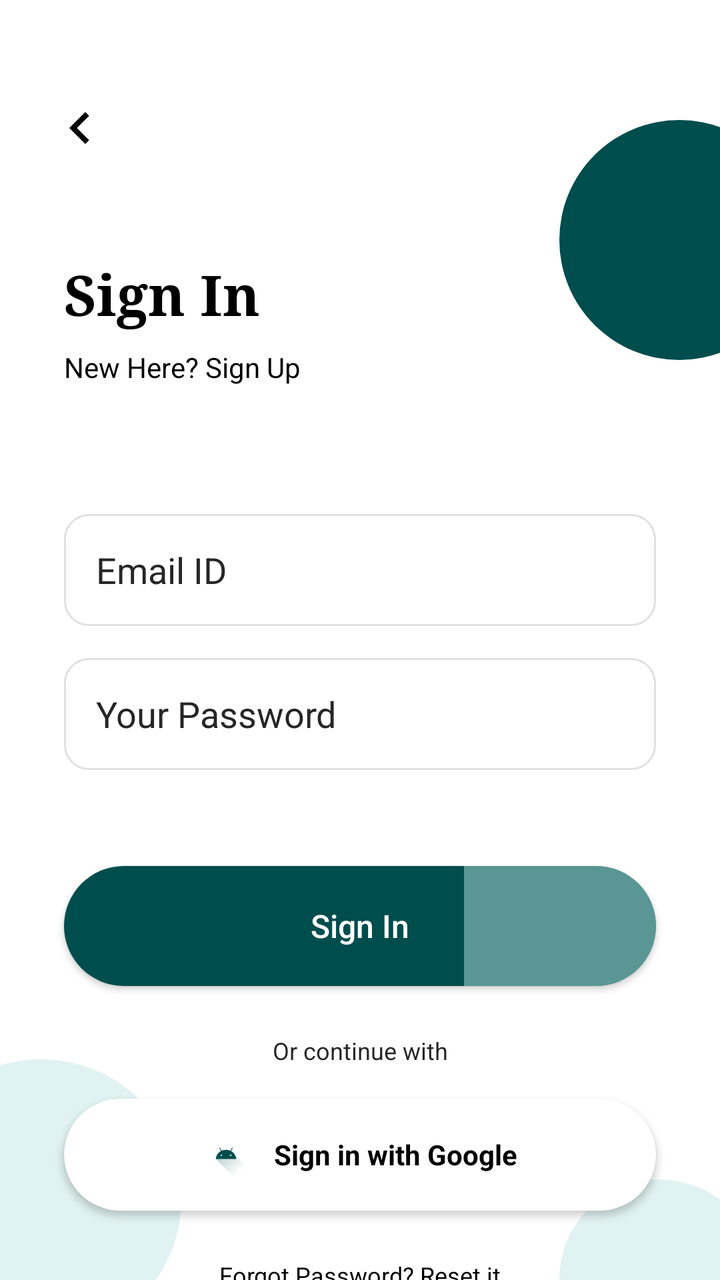
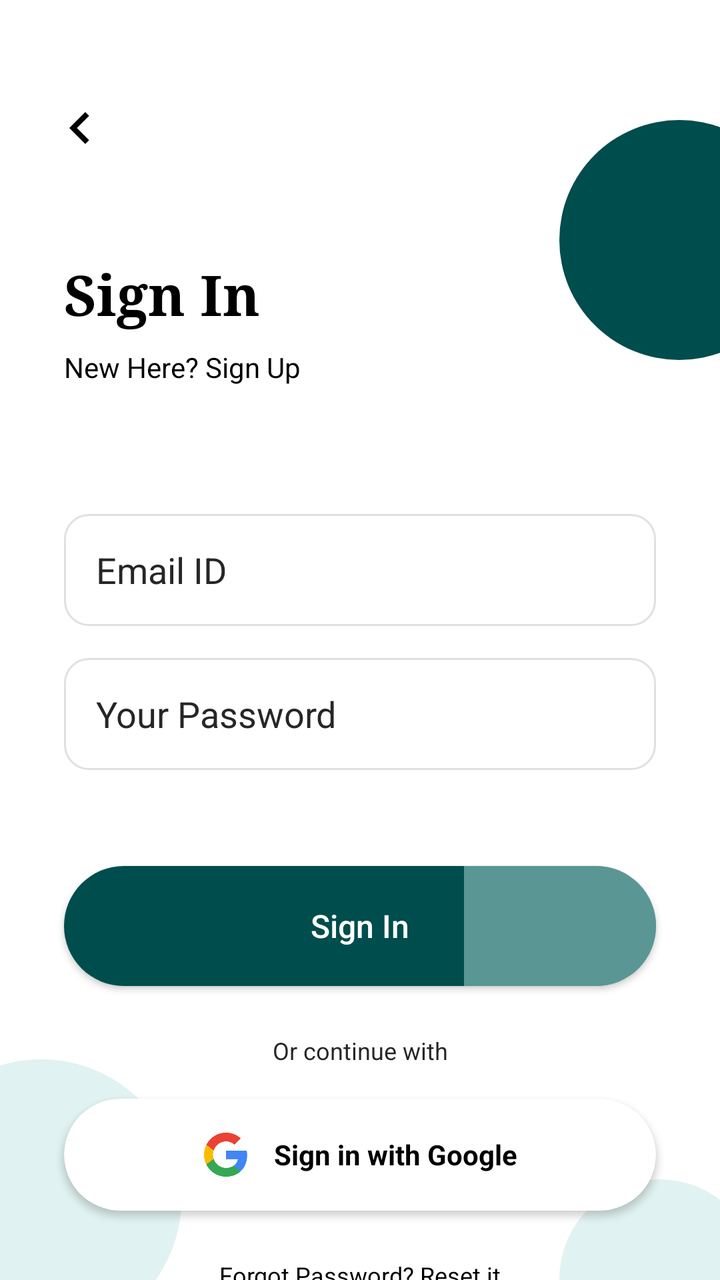

Screens rendered from an Android XML layout before and after an edit, with the pre-edit source and the edit as a unified diff.
<!-- AndroidManifest.xml: application theme Theme.SmartHome -->
<!-- res/layout/activity_sign_in.xml -->
<?xml version="1.0" encoding="utf-8"?>

<androidx.constraintlayout.widget.ConstraintLayout xmlns:android="http://schemas.android.com/apk/res/android"
    xmlns:app="http://schemas.android.com/apk/res-auto"
    android:layout_width="match_parent"
    android:layout_height="match_parent"
    android:background="@color/white"
    android:clipChildren="false">

    
    <View
        android:layout_width="120dp"
        android:layout_height="120dp"
        android:layout_marginEnd="-40dp"
        android:layout_marginTop="60dp"
        android:background="@drawable/blob_dark_teal"
        app:layout_constraintEnd_toEndOf="parent"
        app:layout_constraintTop_toTopOf="parent" />

    <View
        android:layout_width="140dp"
        android:layout_height="140dp"
        android:layout_marginStart="-50dp"
        android:layout_marginBottom="-30dp"
        android:background="@drawable/blob_top_left"
        app:layout_constraintBottom_toBottomOf="parent"
        app:layout_constraintStart_toStartOf="parent" />

    <View
        android:layout_width="100dp"
        android:layout_height="100dp"
        android:layout_marginEnd="-20dp"
        android:layout_marginBottom="-50dp"
        android:background="@drawable/blob_top_left"
        app:layout_constraintBottom_toBottomOf="parent"
        app:layout_constraintEnd_toEndOf="parent" />

    
    <ImageView
        android:id="@+id/iv_back"
        android:layout_width="32dp"
        android:layout_height="32dp"
        android:layout_marginStart="24dp"
        android:layout_marginTop="48dp"
        android:src="@drawable/ic_arrow_back"
        app:layout_constraintStart_toStartOf="parent"
        app:layout_constraintTop_toTopOf="parent"
        app:tint="@color/black" />

    <TextView
        android:id="@+id/tv_sign_in_title"
        android:layout_width="wrap_content"
        android:layout_height="wrap_content"
        android:layout_marginStart="32dp"
        android:layout_marginTop="48dp"
        android:fontFamily="serif"
        android:text="Sign In"
        android:textColor="@color/black"
        android:textSize="28sp"
        android:textStyle="bold"
        app:layout_constraintStart_toStartOf="parent"
        app:layout_constraintTop_toBottomOf="@id/iv_back" />

    <TextView
        android:id="@+id/tv_sign_up_link"
        android:layout_width="wrap_content"
        android:layout_height="wrap_content"
        android:layout_marginStart="32dp"
        android:layout_marginTop="8dp"
        android:text="New Here? Sign Up"
        android:textColor="@color/black"
        android:textSize="14sp"
        app:layout_constraintStart_toStartOf="parent"
        app:layout_constraintTop_toBottomOf="@id/tv_sign_in_title" />

    <EditText
        android:id="@+id/et_email"
        android:layout_width="match_parent"
        android:layout_height="56dp"
        android:layout_marginHorizontal="32dp"
        android:layout_marginTop="64dp"
        android:background="@drawable/bg_edittext"
        android:hint="Email ID"
        android:inputType="textEmailAddress"
        android:paddingHorizontal="16dp"
        android:textColorHint="@color/gray_text"
        app:layout_constraintTop_toBottomOf="@+id/tv_sign_up_link" />

    <EditText
        android:id="@+id/et_password"
        android:layout_width="match_parent"
        android:layout_height="56dp"
        android:layout_marginHorizontal="32dp"
        android:layout_marginTop="16dp"
        android:background="@drawable/bg_edittext"
        android:hint="Your Password"
        android:inputType="textPassword"
        android:paddingHorizontal="16dp"
        android:textColorHint="@color/gray_text"
        app:layout_constraintTop_toBottomOf="@+id/et_email" />

    <androidx.appcompat.widget.AppCompatButton
        android:id="@+id/btn_sign_in"
        android:layout_width="match_parent"
        android:layout_height="60dp"
        android:layout_marginHorizontal="32dp"
        android:layout_marginTop="48dp"
        android:background="@drawable/bg_pill_button"
        android:text="Sign In"
        android:textAllCaps="false"
        android:textColor="@color/white"
        android:textSize="16sp"
        app:layout_constraintTop_toBottomOf="@+id/et_password" />

    <TextView
        android:id="@+id/tv_social_text"
        android:layout_width="wrap_content"
        android:layout_height="wrap_content"
        android:layout_marginTop="24dp"
        android:text="Or continue with"
        android:textColor="@color/gray_text"
        android:textSize="12sp"
        app:layout_constraintEnd_toEndOf="parent"
        app:layout_constraintStart_toStartOf="parent"
        app:layout_constraintTop_toBottomOf="@+id/btn_sign_in" />

    
    <androidx.cardview.widget.CardView
        android:id="@+id/btn_google_signin"
        android:layout_width="match_parent"
        android:layout_height="56dp"
        android:layout_marginHorizontal="32dp"
        android:layout_marginTop="16dp"
        app:cardCornerRadius="28dp"
        app:cardElevation="2dp"
        android:clickable="true"
        android:focusable="true"
        android:foreground="?attr/selectableItemBackground"
        app:layout_constraintTop_toBottomOf="@id/tv_social_text">

        <LinearLayout
            android:layout_width="wrap_content"
            android:layout_height="match_parent"
            android:layout_gravity="center"
            android:gravity="center"
            android:orientation="horizontal">

            <ImageView
                android:layout_width="24dp"
                android:layout_height="24dp"
                android:src="@drawable/ic_launcher_foreground"
                app:tint="@color/primary_teal" />

            <TextView
                android:layout_width="wrap_content"
                android:layout_height="wrap_content"
                android:layout_marginStart="12dp"
                android:text="Sign in with Google"
                android:textColor="@color/black"
                android:textStyle="bold"
                android:textSize="14sp" />
        </LinearLayout>
    </androidx.cardview.widget.CardView>

    <TextView
        android:id="@+id/tv_forgot_password"
        android:layout_width="wrap_content"
        android:layout_height="wrap_content"
        android:layout_marginTop="24dp"
        android:text="Forgot Password? Reset it"
        android:textColor="@color/black"
        android:textSize="12sp"
        app:layout_constraintEnd_toEndOf="parent"
        app:layout_constraintStart_toStartOf="parent"
        app:layout_constraintTop_toBottomOf="@+id/btn_google_signin" />

</androidx.constraintlayout.widget.ConstraintLayout>
<!-- resources referenced by this layout -->
<resources>
  <color name="black">#000000</color>
  <color name="gray_text">#262626</color>
  <color name="primary_teal">#004D4D</color>
  <color name="white">#FFFFFF</color>
  <!-- drawable bg_edittext (drawable) -->
  <?xml version="1.0" encoding="utf-8"?>
  
  <shape xmlns:android="http://schemas.android.com/apk/res/android">
      <stroke android:width="1dp" android:color="@color/light_gray" />
      <corners android:radius="12dp" />
      <solid android:color="@color/white" />
  </shape>
  <!-- drawable blob_dark_teal (drawable) -->
  <?xml version="1.0" encoding="utf-8"?>
  
  <shape xmlns:android="http://schemas.android.com/apk/res/android"
      android:shape="oval">
      <solid android:color="#004D4D" />
  </shape>
  <!-- drawable blob_top_left (drawable) -->
  <?xml version="1.0" encoding="utf-8"?>
  
  <shape xmlns:android="http://schemas.android.com/apk/res/android"
      android:shape="oval">
      <solid android:color="#E0F2F1" />
  </shape>
  <!-- drawable ic_arrow_back (drawable) -->
  <vector xmlns:android="http://schemas.android.com/apk/res/android"
      android:width="24dp"
      android:height="24dp"
      android:viewportWidth="24"
      android:viewportHeight="24">
    <path
        android:pathData="M15.41,16.59L10.83,12L15.41,7.41L14,6L8,12L14,18L15.41,16.59Z"
        android:fillColor="#000000"/>
  </vector>
  <!-- drawable ic_launcher_foreground (drawable) -->
  <vector xmlns:android="http://schemas.android.com/apk/res/android"
      xmlns:aapt="http://schemas.android.com/aapt"
      android:width="108dp"
      android:height="108dp"
      android:viewportWidth="108"
      android:viewportHeight="108">
      <path android:pathData="M31,63.928c0,0 6.4,-11 12.1,-13.1c7.2,-2.6 26,-1.4 26,-1.4l38.1,38.1L107,108.928l-32,-1L31,63.928z">
          <aapt:attr name="android:fillColor">
              <gradient
                  android:endX="85.84757"
                  android:endY="92.4963"
                  android:startX="42.9492"
                  android:startY="49.59793"
                  android:type="linear">
                  <item
                      android:color="#44000000"
                      android:offset="0.0" />
                  <item
                      android:color="#00000000"
                      android:offset="1.0" />
              </gradient>
          </aapt:attr>
      </path>
      <path
          android:fillColor="#FFFFFF"
          android:fillType="nonZero"
          android:pathData="M65.3,45.828l3.8,-6.6c0.2,-0.4 0.1,-0.9 -0.3,-1.1c-0.4,-0.2 -0.9,-0.1 -1.1,0.3l-3.9,6.7c-6.3,-2.8 -13.4,-2.8 -19.7,0l-3.9,-6.7c-0.2,-0.4 -0.7,-0.5 -1.1,-0.3C38.8,38.328 38.7,38.828 38.9,39.228l3.8,6.6C36.2,49.428 31.7,56.028 31,63.928h46C76.3,56.028 71.8,49.428 65.3,45.828zM43.4,57.328c-0.8,0 -1.5,-0.5 -1.8,-1.2c-0.3,-0.7 -0.1,-1.5 0.4,-2.1c0.5,-0.5 1.4,-0.7 2.1,-0.4c0.7,0.3 1.2,1 1.2,1.8C45.3,56.528 44.5,57.328 43.4,57.328L43.4,57.328zM64.6,57.328c-0.8,0 -1.5,-0.5 -1.8,-1.2s-0.1,-1.5 0.4,-2.1c0.5,-0.5 1.4,-0.7 2.1,-0.4c0.7,0.3 1.2,1 1.2,1.8C66.5,56.528 65.6,57.328 64.6,57.328L64.6,57.328z"
          android:strokeWidth="1"
          android:strokeColor="#00000000" />
  </vector>
  <style name="Theme.SmartHome" parent="Base.Theme.SmartHome" />
  <color name="light_gray">#E0E0E0</color>
  <style name="Base.Theme.SmartHome" parent="Theme.MaterialComponents.Light.NoActionBar">
          
          <item name="android:colorBackground">@color/background_light</item>
          <item name="android:windowLightStatusBar">true</item>
          <item name="android:statusBarColor">@color/white</item>
      </style>
  <color name="background_light">#F5F7F7</color>
  <!-- unchanged entries left out for length: 1 -->
</resources>

<!-- the commit's change to res/layout/activity_sign_in.xml (unified diff, before → after) -->
@@ -148,8 +148,8 @@
             <ImageView
                 android:layout_width="24dp"
                 android:layout_height="24dp"
-                android:src="@drawable/ic_launcher_foreground"
-                app:tint="@color/primary_teal" />
+                android:src="@drawable/google"/>
+
 
             <TextView
                 android:layout_width="wrap_content"
<!-- resource entries referenced after the edit -->
@@ -2,7 +2,6 @@
 <resources>
   <color name="black">#000000</color>
   <color name="gray_text">#262626</color>
-  <color name="primary_teal">#004D4D</color>
   <color name="white">#FFFFFF</color>
   <!-- drawable bg_edittext (drawable) -->
   <?xml version="1.0" encoding="utf-8"?>
@@ -26,6 +25,7 @@
       android:shape="oval">
       <solid android:color="#E0F2F1" />
   </shape>
+  <!-- drawable google: png bitmap (drawable, 3299 bytes) -->
   <!-- drawable ic_arrow_back (drawable) -->
   <vector xmlns:android="http://schemas.android.com/apk/res/android"
       android:width="24dp"
@@ -35,37 +35,6 @@
     <path
         android:pathData="M15.41,16.59L10.83,12L15.41,7.41L14,6L8,12L14,18L15.41,16.59Z"
         android:fillColor="#000000"/>
-  </vector>
-  <!-- drawable ic_launcher_foreground (drawable) -->
-  <vector xmlns:android="http://schemas.android.com/apk/res/android"
-      xmlns:aapt="http://schemas.android.com/aapt"
-      android:width="108dp"
-      android:height="108dp"
-      android:viewportWidth="108"
-      android:viewportHeight="108">
-      <path android:pathData="M31,63.928c0,0 6.4,-11 12.1,-13.1c7.2,-2.6 26,-1.4 26,-1.4l38.1,38.1L107,108.928l-32,-1L31,63.928z">
-          <aapt:attr name="android:fillColor">
-              <gradient
-                  android:endX="85.84757"
-                  android:endY="92.4963"
-                  android:startX="42.9492"
-                  android:startY="49.59793"
-                  android:type="linear">
-                  <item
-                      android:color="#44000000"
-                      android:offset="0.0" />
-                  <item
-                      android:color="#00000000"
-                      android:offset="1.0" />
-              </gradient>
-          </aapt:attr>
-      </path>
-      <path
-          android:fillColor="#FFFFFF"
-          android:fillType="nonZero"
-          android:pathData="M65.3,45.828l3.8,-6.6c0.2,-0.4 0.1,-0.9 -0.3,-1.1c-0.4,-0.2 -0.9,-0.1 -1.1,0.3l-3.9,6.7c-6.3,-2.8 -13.4,-2.8 -19.7,0l-3.9,-6.7c-0.2,-0.4 -0.7,-0.5 -1.1,-0.3C38.8,38.328 38.7,38.828 38.9,39.228l3.8,6.6C36.2,49.428 31.7,56.028 31,63.928h46C76.3,56.028 71.8,49.428 65.3,45.828zM43.4,57.328c-0.8,0 -1.5,-0.5 -1.8,-1.2c-0.3,-0.7 -0.1,-1.5 0.4,-2.1c0.5,-0.5 1.4,-0.7 2.1,-0.4c0.7,0.3 1.2,1 1.2,1.8C45.3,56.528 44.5,57.328 43.4,57.328L43.4,57.328zM64.6,57.328c-0.8,0 -1.5,-0.5 -1.8,-1.2s-0.1,-1.5 0.4,-2.1c0.5,-0.5 1.4,-0.7 2.1,-0.4c0.7,0.3 1.2,1 1.2,1.8C66.5,56.528 65.6,57.328 64.6,57.328L64.6,57.328z"
-          android:strokeWidth="1"
-          android:strokeColor="#00000000" />
   </vector>
   <style name="Theme.SmartHome" parent="Base.Theme.SmartHome" />
   <color name="light_gray">#E0E0E0</color>
